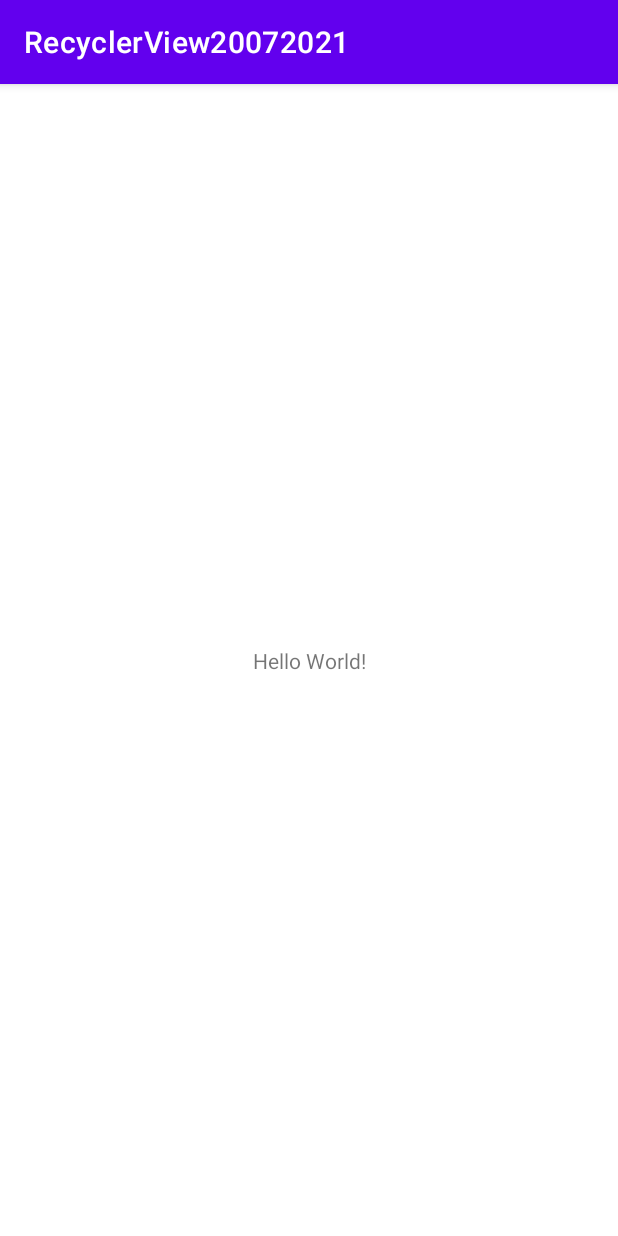
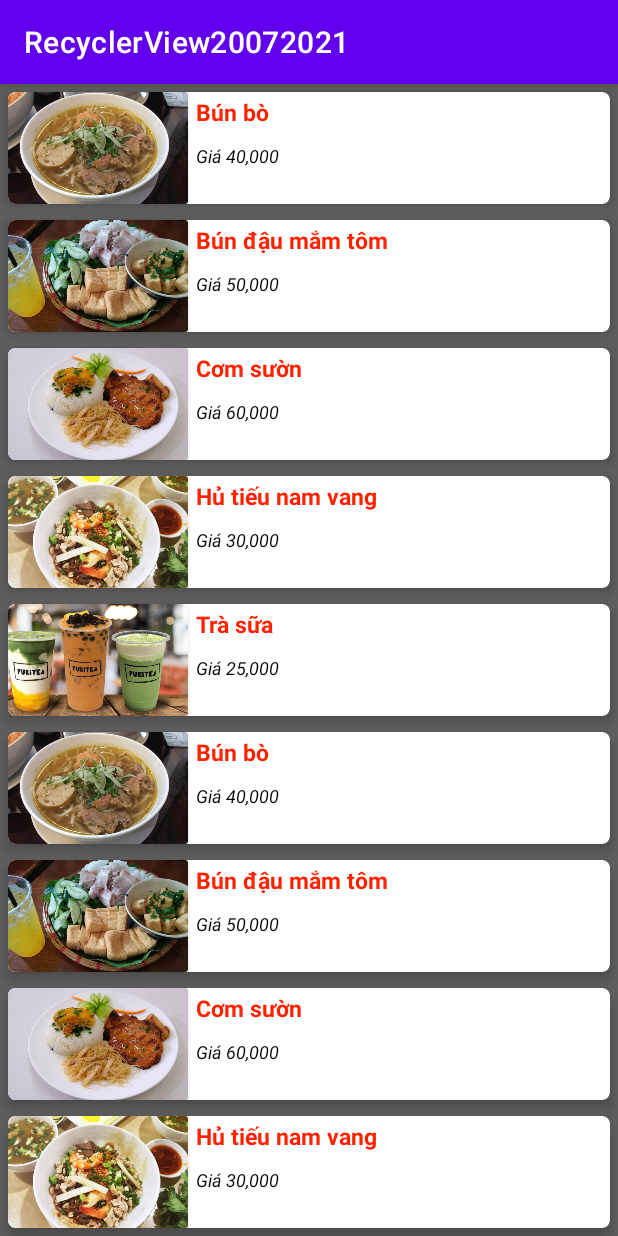
Before and after one commit to phamtanphat/RecyclerView20072021, an Android app: the screen it shows after launch (MainActivity), on a phone screen of 412 x 824 dp. Run offline under Robolectric (Android 15) with nearby library versions, the phone set to English and light mode, and no system bars.

Commit message:
gan adapter cho recycler

```diff
--- a/app/src/main/java/com/example/recyclerview20072021/Food.java
+++ b/app/src/main/java/com/example/recyclerview20072021/Food.java
@@ -53,6 +53,21 @@ public class Food {
                 new Food(R.drawable.hinh_bun_dau,"Bún đậu mắm tôm",50000),
                 new Food(R.drawable.hinh_com_suon,"Cơm sườn",60000),
                 new Food(R.drawable.hinh_hu_tieu,"Hủ tiếu nam vang",30000),
+                new Food(R.drawable.hinh_tra_sua,"Trà sữa",25000),
+                new Food(R.drawable.hinh_bun_bo,"Bún bò",40000),
+                new Food(R.drawable.hinh_bun_dau,"Bún đậu mắm tôm",50000),
+                new Food(R.drawable.hinh_com_suon,"Cơm sườn",60000),
+                new Food(R.drawable.hinh_hu_tieu,"Hủ tiếu nam vang",30000),
+                new Food(R.drawable.hinh_tra_sua,"Trà sữa",25000),
+                new Food(R.drawable.hinh_bun_bo,"Bún bò",40000),
+                new Food(R.drawable.hinh_bun_dau,"Bún đậu mắm tôm",50000),
+                new Food(R.drawable.hinh_com_suon,"Cơm sườn",60000),
+                new Food(R.drawable.hinh_hu_tieu,"Hủ tiếu nam vang",30000),
+                new Food(R.drawable.hinh_tra_sua,"Trà sữa",25000),
+                new Food(R.drawable.hinh_bun_bo,"Bún bò",40000),
+                new Food(R.drawable.hinh_bun_dau,"Bún đậu mắm tôm",50000),
+                new Food(R.drawable.hinh_com_suon,"Cơm sườn",60000),
+                new Food(R.drawable.hinh_hu_tieu,"Hủ tiếu nam vang",30000),
                 new Food(R.drawable.hinh_tra_sua,"Trà sữa",25000)
         );
     }
--- a/app/src/main/java/com/example/recyclerview20072021/MainActivity.java
+++ b/app/src/main/java/com/example/recyclerview20072021/MainActivity.java
@@ -1,14 +1,30 @@
 package com.example.recyclerview20072021;
 
 import androidx.appcompat.app.AppCompatActivity;
+import androidx.recyclerview.widget.LinearLayoutManager;
+import androidx.recyclerview.widget.RecyclerView;
 
 import android.os.Bundle;
 
+import java.util.ArrayList;
+import java.util.List;
+
 public class MainActivity extends AppCompatActivity {
 
+    RecyclerView mRcvFood;
+    List<Food> mListFood;
+    FoodAdapter mFoodAdapter;
     @Override
     protected void onCreate(Bundle savedInstanceState) {
         super.onCreate(savedInstanceState);
         setContentView(R.layout.activity_main);
+
+        mRcvFood = findViewById(R.id.recyclerView);
+        mListFood = Food.getMock();
+        mFoodAdapter = new FoodAdapter(mListFood);
+
+        mRcvFood.setLayoutManager(new LinearLayoutManager(this));
+        mRcvFood.setHasFixedSize(true);
+        mRcvFood.setAdapter(mFoodAdapter);
     }
 }
--- a/app/src/main/res/layout/activity_main.xml
+++ b/app/src/main/res/layout/activity_main.xml
@@ -1,18 +1,16 @@
 <?xml version="1.0" encoding="utf-8"?>
-<androidx.constraintlayout.widget.ConstraintLayout xmlns:android="http://schemas.android.com/apk/res/android"
+<LinearLayout xmlns:android="http://schemas.android.com/apk/res/android"
     xmlns:app="http://schemas.android.com/apk/res-auto"
     xmlns:tools="http://schemas.android.com/tools"
     android:layout_width="match_parent"
     android:layout_height="match_parent"
+    android:background="#5E5E5E"
     tools:context=".MainActivity">
 
-    <TextView
-        android:layout_width="wrap_content"
-        android:layout_height="wrap_content"
-        android:text="Hello World!"
-        app:layout_constraintBottom_toBottomOf="parent"
-        app:layout_constraintLeft_toLeftOf="parent"
-        app:layout_constraintRight_toRightOf="parent"
-        app:layout_constraintTop_toTopOf="parent" />
+    <androidx.recyclerview.widget.RecyclerView
+        tools:listitem="@layout/item_food"
+        android:id="@+id/recyclerView"
+        android:layout_width="match_parent"
+        android:layout_height="wrap_content"/>
 
-</androidx.constraintlayout.widget.ConstraintLayout>
+</LinearLayout>
```
